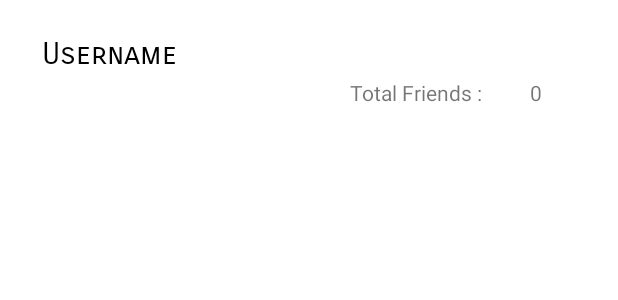
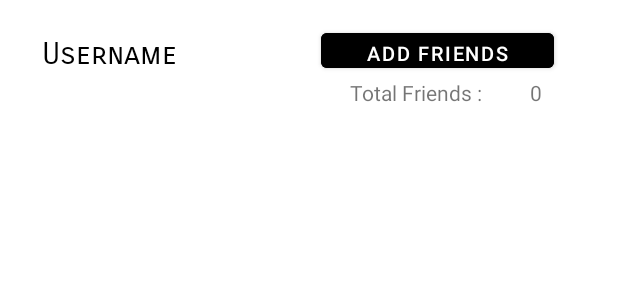
Before and after one commit to kuhc/Assignment, an Android app: the layout fragment_friend.xml on its own in the app's theme, with its tools: preview values and no code run, on a phone screen of 412 x 824 dp. Shown: the top 300 px of the screen. Run offline under Robolectric (Android 15) with nearby library versions, the phone set to English and light mode, and no system bars.

Commit message:
Friend Fragment

```diff
--- a/app/build.gradle
+++ b/app/build.gradle
@@ -40,6 +40,8 @@ dependencies {
     implementation 'com.google.firebase:firebase-firestore:23.0.2'
     implementation 'com.google.firebase:firebase-storage:20.0.0'
     implementation 'androidx.legacy:legacy-support-v4:1.0.0'
+    implementation 'androidx.navigation:navigation-fragment:2.3.5'
+    implementation 'androidx.navigation:navigation-ui:2.3.5'
     testImplementation 'junit:junit:4.+'
     androidTestImplementation 'androidx.test.ext:junit:1.1.3'
     androidTestImplementation 'androidx.test.espresso:espresso-core:3.4.0'
--- a/app/src/main/AndroidManifest.xml
+++ b/app/src/main/AndroidManifest.xml
@@ -9,7 +9,8 @@
         android:roundIcon="@mipmap/ic_launcher_round"
         android:supportsRtl="true"
         android:theme="@style/Theme.Assignment">
-        <activity android:name=".Activity.AddExpenses"></activity>
+        <activity android:name=".Activity.AddFriend"></activity>
+        <activity android:name=".Activity.AddExpenses" />
         <activity android:name=".Activity.LoginActivity">
             <intent-filter>
                 <action android:name="android.intent.action.MAIN" />
@@ -18,7 +19,7 @@
             </intent-filter>
         </activity>
         <activity android:name=".Activity.RegisterActivity" />
-        <activity android:name=".Activity.MainActivity"></activity>
+        <activity android:name=".Activity.MainActivity" />
     </application>
 
 </manifest>
--- a/app/src/main/res/layout/fragment_friend.xml
+++ b/app/src/main/res/layout/fragment_friend.xml
@@ -46,9 +46,25 @@
     <androidx.recyclerview.widget.RecyclerView
         android:layout_width="349dp"
         android:layout_height="630dp"
+        app:layout_constraintBottom_toBottomOf="parent"
         app:layout_constraintEnd_toEndOf="parent"
         app:layout_constraintHorizontal_bias="0.451"
         app:layout_constraintStart_toStartOf="parent"
         app:layout_constraintTop_toBottomOf="@+id/friend_number" />
 
+    <Button
+        android:id="@+id/add_friend"
+        android:layout_width="155dp"
+        android:layout_height="35dp"
+        android:layout_marginTop="16dp"
+        android:backgroundTint="@color/black"
+        android:text="Add Friends"
+        android:textSize="13dp"
+        app:layout_constraintBottom_toTopOf="@+id/friend_number"
+        app:layout_constraintEnd_toEndOf="parent"
+        app:layout_constraintHorizontal_bias="0.447"
+        app:layout_constraintStart_toEndOf="@+id/friend_frag_uname"
+        app:layout_constraintTop_toTopOf="parent"
+        app:layout_constraintVertical_bias="0.0" />
+
 </androidx.constraintlayout.widget.ConstraintLayout>
```
Also changed, not shown: app/src/main/java/com/utar/assignment/Activity/AddFriend.java (added, +16 -0 lines), app/src/main/java/com/utar/assignment/Fragment/FriendFragment.java (+12 -0 lines), app/src/main/res/layout/activity_add_friend.xml (added, +34 -0 lines), app/src/main/res/values/strings.xml (+9 -0 lines), app/src/main/res/values/themes.xml (+9 -0 lines).
